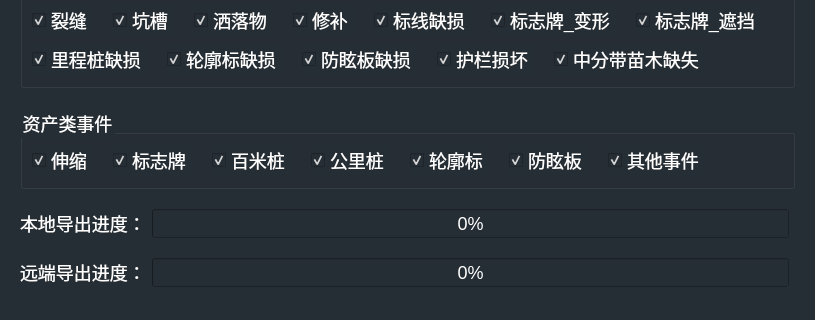
First picture: the form in client/src/workarea/datamanager/exportbagpage.ui, repository zhuzongdong123/ProcessingSoftware, before the edit; both pictures show x 0 to 815 and y 257 to 577 of the 815 by 661 pixel window.
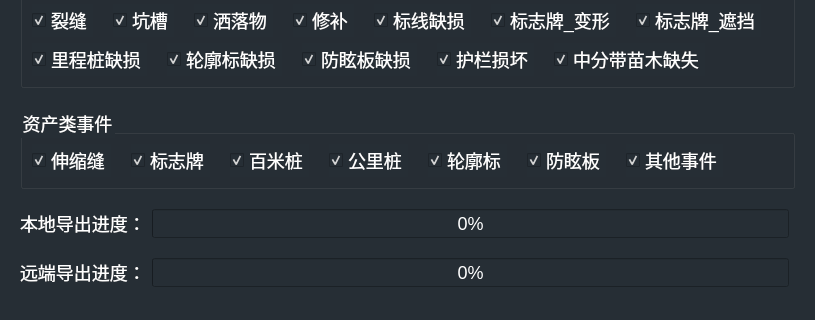
Second picture: the form after the edit. Icons and pictures are not drawn.

What changed in the file:
```diff
--- a/client/src/workarea/datamanager/exportbagpage.ui
+++ b/client/src/workarea/datamanager/exportbagpage.ui
@@ -428,7 +428,7 @@
                 <item>
                  <widget class="QCheckBox" name="checkBox_2">
                   <property name="text">
-                   <string>伸缩</string>
+                   <string>伸缩缝</string>
                   </property>
                   <property name="checked">
                    <bool>true</bool>
```
